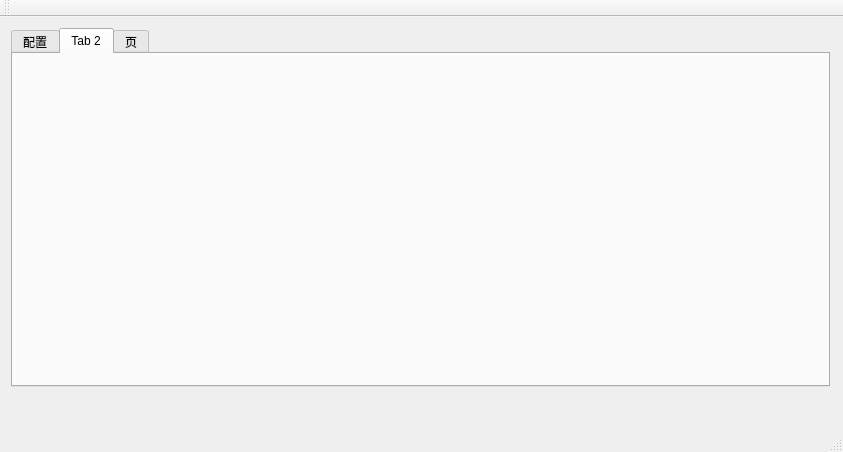
The window that pc/electronbotCtrl/mainwindow.ui (wenyezhong/electronbot) describes before a commit, drawn with Qt 5.
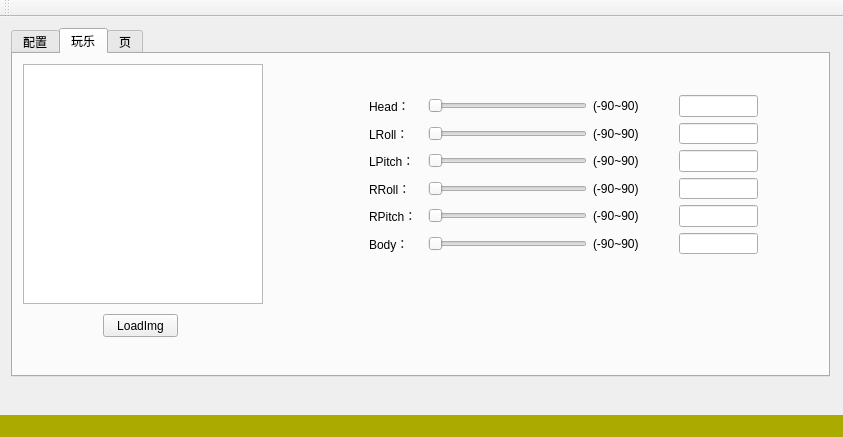
The same window after the commit. The open tabs and pages were chosen to show the change.

```diff
--- a/pc/electronbotCtrl/mainwindow.ui
+++ b/pc/electronbotCtrl/mainwindow.ui
@@ -7,9 +7,15 @@
     <x>0</x>
     <y>0</y>
     <width>843</width>
-    <height>452</height>
+    <height>437</height>
    </rect>
   </property>
+  <property name="minimumSize">
+   <size>
+    <width>0</width>
+    <height>10</height>
+   </size>
+  </property>
   <property name="windowTitle">
    <string>MainWindow</string>
   </property>
@@ -20,7 +26,7 @@
       <x>0</x>
       <y>0</y>
       <width>841</width>
-      <height>381</height>
+      <height>371</height>
      </rect>
     </property>
     <layout class="QVBoxLayout" name="verticalLayout">
@@ -1564,13 +1570,6 @@
             </property>
            </widget>
           </item>
-          <item>
-           <widget class="QPushButton" name="pushButton">
-            <property name="text">
-             <string>testSend</string>
-            </property>
-           </widget>
-          </item>
          </layout>
         </widget>
         <widget class="QWidget" name="horizontalLayoutWidget_2">
@@ -1754,8 +1753,307 @@
        </widget>
        <widget class="QWidget" name="tab_2">
         <attribute name="title">
-         <string>Tab 2</string>
+         <string>玩乐</string>
         </attribute>
+        <widget class="QGraphicsView" name="graphicsView">
+         <property name="geometry">
+          <rect>
+           <x>10</x>
+           <y>10</y>
+           <width>240</width>
+           <height>240</height>
+          </rect>
+         </property>
+        </widget>
+        <widget class="QWidget" name="verticalLayoutWidget_2">
+         <property name="geometry">
+          <rect>
+           <x>340</x>
+           <y>30</y>
+           <width>421</width>
+           <height>181</height>
+          </rect>
+         </property>
+         <layout class="QVBoxLayout" name="verticalLayout_14">
+          <item>
+           <layout class="QHBoxLayout" name="horizontalLayout_48" stretch="2,6,3,3">
+            <property name="leftMargin">
+             <number>5</number>
+            </property>
+            <property name="rightMargin">
+             <number>5</number>
+            </property>
+            <item>
+             <widget class="QLabel" name="label_37">
+              <property name="text">
+               <string>Head：</string>
+              </property>
+             </widget>
+            </item>
+            <item>
+             <widget class="QSlider" name="horizontalSlider">
+              <property name="orientation">
+               <enum>Qt::Horizontal</enum>
+              </property>
+             </widget>
+            </item>
+            <item>
+             <widget class="QLabel" name="label_38">
+              <property name="text">
+               <string>(-90~90)</string>
+              </property>
+             </widget>
+            </item>
+            <item>
+             <widget class="QLineEdit" name="lineEdit_head_angle">
+              <property name="inputMethodHints">
+               <set>Qt::ImhDigitsOnly</set>
+              </property>
+              <property name="alignment">
+               <set>Qt::AlignRight|Qt::AlignTrailing|Qt::AlignVCenter</set>
+              </property>
+              <property name="readOnly">
+               <bool>true</bool>
+              </property>
+             </widget>
+            </item>
+           </layout>
+          </item>
+          <item>
+           <layout class="QHBoxLayout" name="horizontalLayout_53" stretch="2,6,3,3">
+            <property name="leftMargin">
+             <number>5</number>
+            </property>
+            <property name="rightMargin">
+             <number>5</number>
+            </property>
+            <item>
+             <widget class="QLabel" name="label_47">
+              <property name="text">
+               <string>LRoll：</string>
+              </property>
+             </widget>
+            </item>
+            <item>
+             <widget class="QSlider" name="horizontalSlider_6">
+              <property name="orientation">
+               <enum>Qt::Horizontal</enum>
+              </property>
+             </widget>
+            </item>
+            <item>
+             <widget class="QLabel" name="label_48">
+              <property name="text">
+               <string>(-90~90)</string>
+              </property>
+             </widget>
+            </item>
+            <item>
+             <widget class="QLineEdit" name="lineEdit_lroll_angle">
+              <property name="inputMethodHints">
+               <set>Qt::ImhDigitsOnly</set>
+              </property>
+              <property name="alignment">
+               <set>Qt::AlignRight|Qt::AlignTrailing|Qt::AlignVCenter</set>
+              </property>
+              <property name="readOnly">
+               <bool>true</bool>
+              </property>
+             </widget>
+            </item>
+           </layout>
+          </item>
+          <item>
+           <layout class="QHBoxLayout" name="horizontalLayout_49" stretch="2,6,3,3">
+            <property name="leftMargin">
+             <number>5</number>
+            </property>
+            <property name="rightMargin">
+             <number>5</number>
+            </property>
+            <item>
+             <widget class="QLabel" name="label_39">
+              <property name="text">
+               <string>LPitch：</string>
+              </property>
+             </widget>
+            </item>
+            <item>
+             <widget class="QSlider" name="horizontalSlider_2">
+              <property name="orientation">
+               <enum>Qt::Horizontal</enum>
+              </property>
+             </widget>
+            </item>
+            <item>
+             <widget class="QLabel" name="label_40">
+              <property name="text">
+               <string>(-90~90)</string>
+              </property>
+             </widget>
+            </item>
+            <item>
+             <widget class="QLineEdit" name="lineEdit_lpitch_angle">
+              <property name="inputMethodHints">
+               <set>Qt::ImhDigitsOnly</set>
+              </property>
+              <property name="alignment">
+               <set>Qt::AlignRight|Qt::AlignTrailing|Qt::AlignVCenter</set>
+              </property>
+              <property name="readOnly">
+               <bool>true</bool>
+              </property>
+             </widget>
+            </item>
+           </layout>
+          </item>
+          <item>
+           <layout class="QHBoxLayout" name="horizontalLayout_51" stretch="2,6,3,3">
+            <property name="leftMargin">
+             <number>5</number>
+            </property>
+            <property name="rightMargin">
+             <number>5</number>
+            </property>
+            <item>
+             <widget class="QLabel" name="label_43">
+              <property name="text">
+               <string>RRoll：</string>
+              </property>
+             </widget>
+            </item>
+            <item>
+             <widget class="QSlider" name="horizontalSlider_4">
+              <property name="orientation">
+               <enum>Qt::Horizontal</enum>
+              </property>
+             </widget>
+            </item>
+            <item>
+             <widget class="QLabel" name="label_44">
+              <property name="text">
+               <string>(-90~90)</string>
+              </property>
+             </widget>
+            </item>
+            <item>
+             <widget class="QLineEdit" name="lineEdit_rroll_angle">
+              <property name="inputMethodHints">
+               <set>Qt::ImhDigitsOnly</set>
+              </property>
+              <property name="alignment">
+               <set>Qt::AlignRight|Qt::AlignTrailing|Qt::AlignVCenter</set>
+              </property>
+              <property name="readOnly">
+               <bool>true</bool>
+              </property>
+             </widget>
+            </item>
+           </layout>
+          </item>
+          <item>
+           <layout class="QHBoxLayout" name="horizontalLayout_52" stretch="2,6,3,3">
+            <property name="leftMargin">
+             <number>5</number>
+            </property>
+            <property name="rightMargin">
+             <number>5</number>
+            </property>
+            <item>
+             <widget class="QLabel" name="label_45">
+              <property name="text">
+               <string>RPitch：</string>
+              </property>
+             </widget>
+            </item>
+            <item>
+             <widget class="QSlider" name="horizontalSlider_5">
+              <property name="orientation">
+               <enum>Qt::Horizontal</enum>
+              </property>
+             </widget>
+            </item>
+            <item>
+             <widget class="QLabel" name="label_46">
+              <property name="text">
+               <string>(-90~90)</string>
+              </property>
+             </widget>
+            </item>
+            <item>
+             <widget class="QLineEdit" name="lineEdit_rpitch_angle">
+              <property name="inputMethodHints">
+               <set>Qt::ImhDigitsOnly</set>
+              </property>
+              <property name="alignment">
+               <set>Qt::AlignRight|Qt::AlignTrailing|Qt::AlignVCenter</set>
+              </property>
+              <property name="readOnly">
+               <bool>true</bool>
+              </property>
+             </widget>
+            </item>
+           </layout>
+          </item>
+          <item>
+           <layout class="QHBoxLayout" name="horizontalLayout_50" stretch="2,6,3,3">
+            <property name="leftMargin">
+             <number>5</number>
+            </property>
+            <property name="rightMargin">
+             <number>5</number>
+            </property>
+            <item>
+             <widget class="QLabel" name="label_41">
+              <property name="text">
+               <string>Body：</string>
+              </property>
+             </widget>
+            </item>
+            <item>
+             <widget class="QSlider" name="horizontalSlider_3">
+              <property name="orientation">
+               <enum>Qt::Horizontal</enum>
+              </property>
+             </widget>
+            </item>
+            <item>
+             <widget class="QLabel" name="label_42">
+              <property name="text">
+               <string>(-90~90)</string>
+              </property>
+             </widget>
+            </item>
+            <item>
+             <widget class="QLineEdit" name="lineEdit_body_angle">
+              <property name="inputMethodHints">
+               <set>Qt::ImhDigitsOnly</set>
+              </property>
+              <property name="alignment">
+               <set>Qt::AlignRight|Qt::AlignTrailing|Qt::AlignVCenter</set>
+              </property>
+              <property name="readOnly">
+               <bool>true</bool>
+              </property>
+             </widget>
+            </item>
+           </layout>
+          </item>
+         </layout>
+        </widget>
+        <widget class="QPushButton" name="pushButton">
+         <property name="geometry">
+          <rect>
+           <x>90</x>
+           <y>260</y>
+           <width>75</width>
+           <height>23</height>
+          </rect>
+         </property>
+         <property name="text">
+          <string>LoadImg</string>
+         </property>
+        </widget>
        </widget>
        <widget class="QWidget" name="tab_3">
         <attribute name="title">
@@ -1785,7 +2083,26 @@
     <bool>false</bool>
    </attribute>
   </widget>
-  <widget class="QStatusBar" name="statusBar"/>
+  <widget class="QStatusBar" name="statusBar">
+   <property name="minimumSize">
+    <size>
+     <width>0</width>
+     <height>0</height>
+    </size>
+   </property>
+   <property name="maximumSize">
+    <size>
+     <width>16777215</width>
+     <height>16777215</height>
+    </size>
+   </property>
+   <property name="autoFillBackground">
+    <bool>false</bool>
+   </property>
+   <property name="styleSheet">
+    <string notr="true">background-color: rgb(170, 170, 0);</string>
+   </property>
+  </widget>
  </widget>
  <layoutdefault spacing="6" margin="11"/>
  <resources/>
```
Left out of the diff: 16 changed lines with no effect on the pictures.
